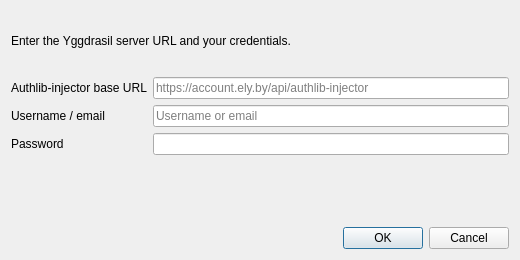
Above: launcher/ui/dialogs/YggdrasilLoginDialog.ui from gingantic/PrismLauncher before the change. Below: the same form after it.
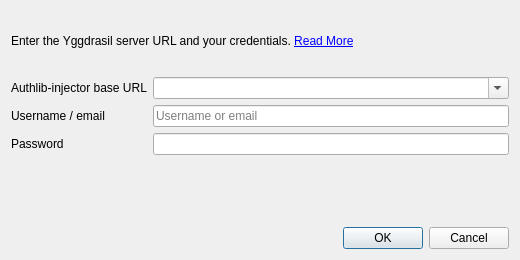
That is the form after the change.

```diff
--- a/launcher/ui/dialogs/YggdrasilLoginDialog.ui
+++ b/launcher/ui/dialogs/YggdrasilLoginDialog.ui
@@ -17,7 +17,7 @@
    <item>
     <widget class="QLabel" name="infoLabel">
      <property name="text">
-      <string>Enter the Yggdrasil server URL and your credentials.</string>
+      <string>Enter the Yggdrasil server URL and your credentials. &lt;a href=&quot;https://github.com/gingantic/PrismLauncher/blob/develop/doc/alternative-auth-servers.md&quot;&gt;Read More&lt;/a&gt;</string>
      </property>
      <property name="wordWrap">
       <bool>true</bool>
@@ -34,9 +34,12 @@
       </widget>
      </item>
      <item row="0" column="1">
-      <widget class="QLineEdit" name="authServerUrl">
-       <property name="placeholderText">
-        <string>https://account.ely.by/api/authlib-injector</string>
+      <widget class="QComboBox" name="authServerUrl">
+       <property name="editable">
+        <bool>true</bool>
+       </property>
+       <property name="insertPolicy">
+        <enum>QComboBox::NoInsert</enum>
        </property>
       </widget>
      </item>
```
Left out of the diff: 3 changed lines with no effect on the pictures.
